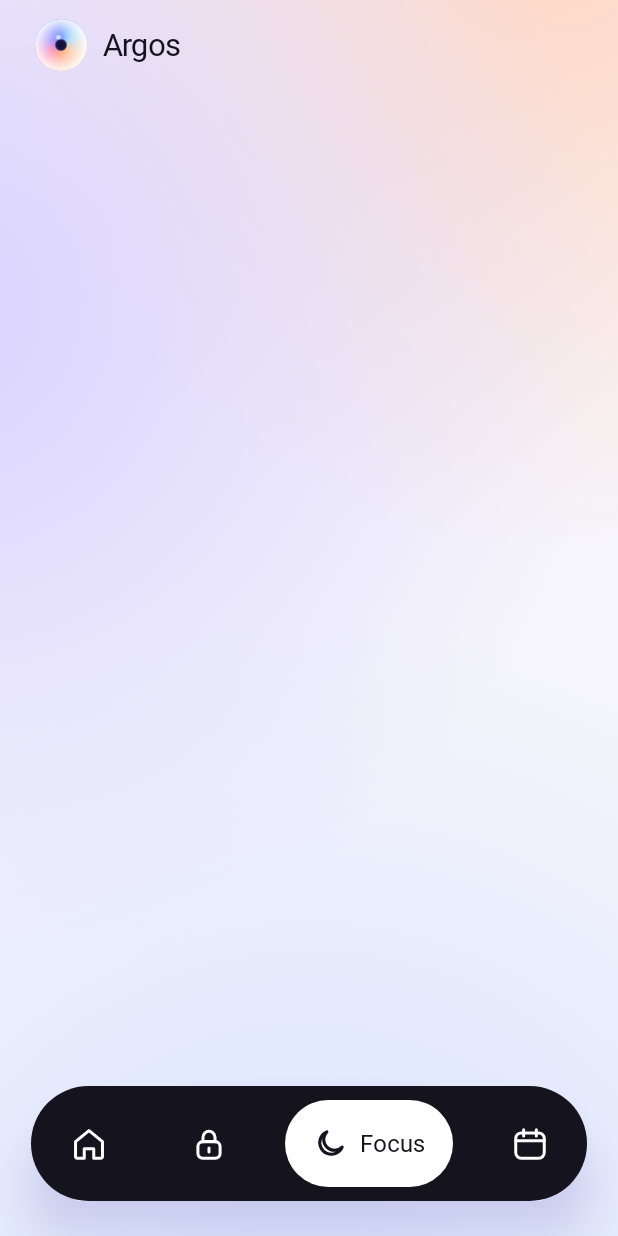
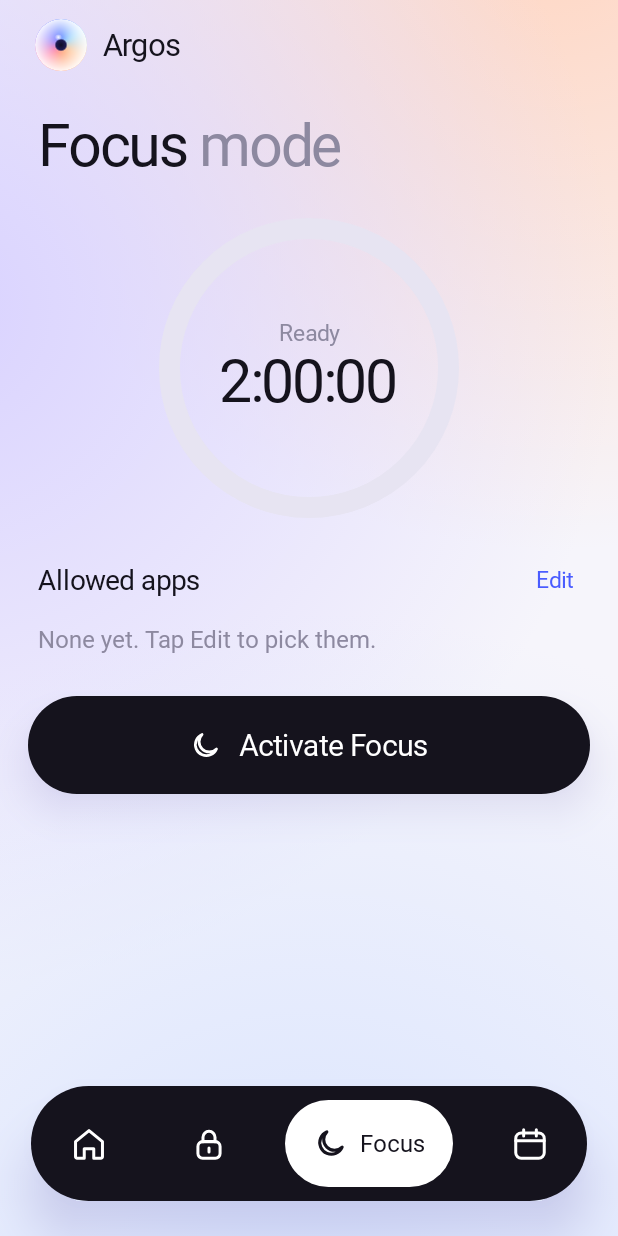
Before and after one commit to iago-df/argos, an Android app built with Jetpack Compose: the screen it shows after launch (MainActivity), after a tap on "Focus", on a phone screen of 412 x 824 dp. Run offline under Robolectric (Android 15) with nearby library versions, the phone set to English and light mode, and no system bars; pictures from the network do not load; Roboto replaces fonts that are not available here.

Commit message:
focus screen: ring, allowed apps and the button

```diff
--- a/app/src/main/java/com/iagodf/argos/MainActivity.kt
+++ b/app/src/main/java/com/iagodf/argos/MainActivity.kt
@@ -47,6 +47,8 @@ import com.iagodf.argos.ui.NavBar
 import com.iagodf.argos.ui.Tab
 import com.iagodf.argos.ui.U
 import com.iagodf.argos.ui.ToastHost
+import com.iagodf.argos.ui.SheetHost
+import com.iagodf.argos.ui.focus.FocusScreen
 import com.iagodf.argos.ui.blocks.BlocksScreen
 import com.iagodf.argos.ui.home.ActivitySheet
 import com.iagodf.argos.ui.home.HomeScreen
@@ -106,6 +108,7 @@ fun App() {
                     t == Tab.Home -> HomeScreen(
                         openFocus = { tab = Tab.Focus }, openSchedules = { tab = Tab.Schedules }, openLock = { sub = Sub.Lock },
                     )
+                    t == Tab.Focus -> FocusScreen()
                     t == Tab.Blocks -> BlocksScreen(openFriction = { sub = Sub.Friction })
                     else -> Unit
                 }
@@ -116,6 +119,7 @@ fun App() {
             tab = it; sub = Sub.None
         }
         ActivitySheet(activity) { activity = false }
+        SheetHost()
         ToastHost()
     }
 }
--- /dev/null
+++ b/app/src/main/java/com/iagodf/argos/ui/focus/FocusScreen.kt
@@ -0,0 +1,193 @@
+package com.iagodf.argos.ui.focus
+
+import androidx.compose.animation.core.animateFloatAsState
+import androidx.compose.animation.core.spring
+import androidx.compose.foundation.Image
+import androidx.compose.foundation.background
+import androidx.compose.foundation.border
+import androidx.compose.foundation.layout.Arrangement
+import androidx.compose.foundation.layout.Box
+import androidx.compose.foundation.layout.Column
+import androidx.compose.foundation.layout.FlowRow
+import androidx.compose.foundation.layout.Row
+import androidx.compose.foundation.layout.fillMaxWidth
+import androidx.compose.foundation.layout.offset
+import androidx.compose.foundation.layout.padding
+import androidx.compose.foundation.layout.size
+import androidx.compose.foundation.layout.width
+import androidx.compose.foundation.shape.CircleShape
+import androidx.compose.foundation.shape.RoundedCornerShape
+import androidx.compose.runtime.Composable
+import androidx.compose.runtime.LaunchedEffect
+import androidx.compose.runtime.getValue
+import androidx.compose.runtime.mutableLongStateOf
+import androidx.compose.runtime.mutableStateOf
+import androidx.compose.runtime.remember
+import androidx.compose.runtime.saveable.rememberSaveable
+import androidx.compose.runtime.setValue
+import androidx.compose.ui.Alignment
+import androidx.compose.ui.Modifier
+import androidx.compose.ui.draw.clip
+import androidx.compose.ui.draw.scale
+import androidx.compose.ui.graphics.Brush
+import androidx.compose.ui.graphics.Color
+import androidx.compose.ui.graphics.asImageBitmap
+import androidx.compose.ui.platform.LocalContext
+import androidx.compose.ui.unit.dp
+import com.iagodf.argos.data.Apps
+import com.iagodf.argos.data.Policy
+import com.iagodf.argos.data.Store
+import com.iagodf.argos.data.tr
+import com.iagodf.argos.ui.BigButton
+import com.iagodf.argos.ui.C
+import com.iagodf.argos.ui.Gap
+import com.iagodf.argos.ui.Ic
+import com.iagodf.argos.ui.Icon
+import com.iagodf.argos.ui.Ring
+import com.iagodf.argos.ui.Sheets
+import com.iagodf.argos.ui.T
+import com.iagodf.argos.ui.Title
+import com.iagodf.argos.ui.Toaster
+import com.iagodf.argos.ui.home.hhmm
+import com.iagodf.argos.ui.softShadow
+import com.iagodf.argos.ui.tap
+import com.iagodf.argos.ui.u
+import kotlinx.coroutines.delay
+import java.time.Instant
+import java.time.ZoneId
+
+fun clock(ms: Long): String {
+    val s = (ms / 1000).coerceAtLeast(0)
+    return "%d:%02d:%02d".format(s / 3600, (s / 60) % 60, s % 60)
+}
+
+@Composable
+fun FocusScreen() {
+    Store.rev.intValue
+    var now by remember { mutableLongStateOf(System.currentTimeMillis()) }
+    LaunchedEffect(Unit) { while (true) { delay(1000); now = System.currentTimeMillis() } }
+    val pol = Policy.now()
+    val manual = Store.manualFocusOn(now)
+
+    Column {
+        if (com.iagodf.argos.data.Lang.en) Title("mode", "Focus", lightFirst = false) else Title("Modo", "Focus")
+        Gap(22)
+
+        // ring with the countdown
+        val total = Store.focusMinutes * 60_000L
+        val left = if (manual) Store.focusUntil - now else total
+        val prog = if (manual) 1f - left.toFloat() / (Store.focusUntil - Store.focusStarted).coerceAtLeast(1) else 0f
+        Box(Modifier.fillMaxWidth(), contentAlignment = Alignment.Center) {
+            Ring(prog, 172, 12, Color(0xFFE7E4F2), Brush.linearGradient(listOf(C.Peach, C.Blue)), Modifier.tap(!manual) { Sheets.open(tr("Duración", "Length")) { LengthBody() } }) {
+                Column(horizontalAlignment = Alignment.CenterHorizontally) {
+                    T(
+                        when {
+                            manual -> tr("En Focus", "In Focus")
+                            pol.focus -> tr("Por horario", "By schedule")
+                            else -> tr("Listo", "Ready")
+                        }, 13, 500, C.Muted,
+                    )
+                    T(clock(left), 34, 650, ls = -.04f, tabular = true)
+                }
+            }
+        }
+        Gap(24)
+
+        Row(Modifier.fillMaxWidth().padding(horizontal = 22.u), verticalAlignment = Alignment.CenterVertically) {
+            T(tr("Apps permitidas", "Allowed apps"), 16, 650, modifier = Modifier.weight(1f))
+            T(tr("Editar", "Edit"), 13, 500, C.Blue, Modifier.tap { Sheets.open(tr("Apps permitidas", "Allowed apps")) { AllowedBody() } }.padding(4.u))
+        }
+        Gap(14)
+        AllowedGrid(Store.allowed().toList(), checks = pol.focus)
+        Gap(24)
+
+        val until = if (manual) hhmm(Instant.ofEpochMilli(Store.focusUntil).atZone(ZoneId.systemDefault()).toLocalTime()) else ""
+        Box(Modifier.padding(horizontal = 16.u)) {
+            when {
+                !manual -> BigButton(tr("Activar Focus", "Activate Focus"), icon = Ic.moon) {
+                    Store.startFocus()
+                    Toaster.show(tr("Focus hasta las ", "Focus until ") + hhmm(Instant.ofEpochMilli(Store.focusUntil).atZone(ZoneId.systemDefault()).toLocalTime()))
+                }
+                Store.committed -> BigButton(tr("Focus hasta las $until", "Focus until $until"), icon = Ic.lock, enabled = false) {}
+                else -> BigButton(tr("Terminar Focus", "End Focus"), bg = Color.White, color = C.Ink) { Store.stopFocus() }
+            }
+        }
+    }
+}
+
+@Composable
+private fun AllowedGrid(pkgs: List<String>, checks: Boolean) {
+    val ctx = LocalContext.current
+    val apps = remember(pkgs) { pkgs.filter { Apps.installed(ctx, it) }.map { it to Apps.label(ctx, it) }.sortedBy { it.second.lowercase() } }
+    if (apps.isEmpty()) {
+        T(tr("Ninguna. Toca Editar para elegir.", "None yet. Tap Edit to pick them."), 14, 400, C.Muted, Modifier.padding(horizontal = 22.u))
+        return
+    }
+    FlowRow(Modifier.padding(horizontal = 10.u), verticalArrangement = Arrangement.spacedBy(14.u)) {
+        apps.forEach { (pkg, label) ->
+            Column(Modifier.width(108.u), horizontalAlignment = Alignment.CenterHorizontally) {
+                val pop by animateFloatAsState(if (checks) 1f else 0f, spring(dampingRatio = .45f, stiffness = 400f), label = "ck")
+                Box {
+                    AppIcon(pkg, 56)
+                    Box(
+                        Modifier.align(Alignment.TopEnd).offset(6.u, (-6).u).scale(pop).size(22.u).clip(CircleShape)
+                            .background(C.Blue).border(2.dp, Color.White, CircleShape),
+                        contentAlignment = Alignment.Center,
+                    ) { Icon(Ic.check, 12, Color.White, 3f) }
+                }
+                T(label, 12, 500, C.Body, Modifier.padding(top = 7.u), lines = 1)
+            }
+        }
+    }
+}
+
+@Composable
+fun AppIcon(pkg: String, size: Number) {
+    val ctx = LocalContext.current
+    val px = with(androidx.compose.ui.platform.LocalDensity.current) { size.u.roundToPx() }
+    val bmp = remember(pkg, px) { Apps.icon(ctx, pkg, px)?.asImageBitmap() }
+    Box(Modifier.size(size.u).softShadow(6.dp, RoundedCornerShape(17.u), .12f).clip(RoundedCornerShape(17.u)).background(Color.White)) {
+        if (bmp != null) Image(bmp, null, Modifier.size(size.u))
+    }
+}
+
+@Composable
+private fun LengthBody() {
+    Store.rev.intValue
+    run {
+        listOf(25, 60, 90, 120, 180, 240).forEach { m ->
+            val on = Store.focusMinutes == m
+            Row(
+                Modifier.fillMaxWidth().padding(vertical = 4.u).clip(RoundedCornerShape(18.u))
+                    .background(if (on) C.Ink else C.Bg).tap { Store.setFocusMinutes(m); Sheets.close() }.padding(horizontal = 18.u, vertical = 14.u),
+                verticalAlignment = Alignment.CenterVertically,
+            ) {
+                T(if (m < 60) "$m min" else if (m % 60 == 0) "${m / 60} h" else "${m / 60} h ${m % 60} min", 16, 600, if (on) Color.White else C.Ink, Modifier.weight(1f))
+                if (on) Icon(Ic.check, 18, Color.White, 2.4f)
+            }
+        }
+    }
+}
+
+@Composable
+private fun AllowedBody() {
+    Store.rev.intValue
+    val ctx = LocalContext.current
+    run {
+        T(
+            tr("Durante Focus solo se abren estas. Llamadas y ajustes siempre funcionan.", "During Focus only these open. Calls and settings always work."),
+            14, 400, C.Muted, Modifier.padding(bottom = 10.u),
+        )
+        if (Store.committed) T(
+            tr("Quitar apps es relajar: espera ${Store.RELAX_DAYS} días.", "Removing apps relaxes Focus: it waits ${Store.RELAX_DAYS} days."),
+            13, 500, C.Orange, Modifier.padding(bottom = 10.u),
+        )
+        val all = remember { Apps.launchable(ctx) }
+        val sel = Store.allowed()
+        all.forEachIndexed { i, a ->
+            com.iagodf.argos.ui.ItemRow(a.label, divider = i > 0, lead = { AppIcon(a.pkg, 38) }) {
+                com.iagodf.argos.ui.Toggle(a.pkg in sel) { on -> Store.setAllowed(if (on) sel + a.pkg else sel - a.pkg) }
+            }
+        }
+    }
+}
```
